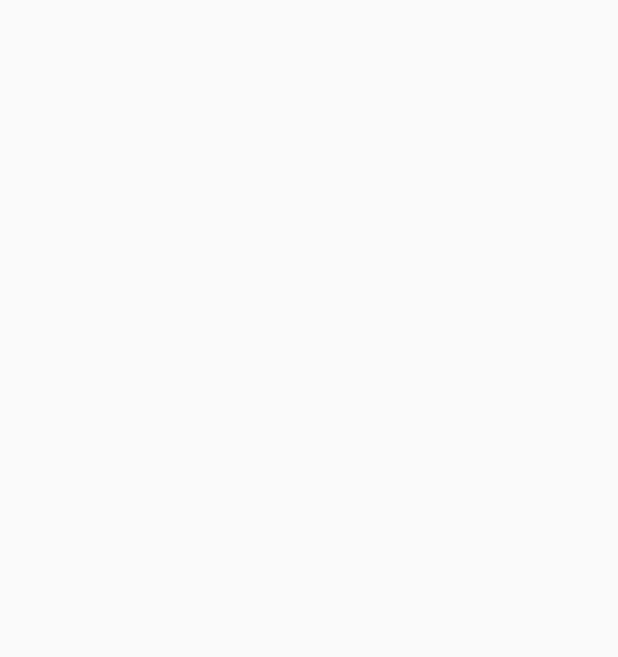
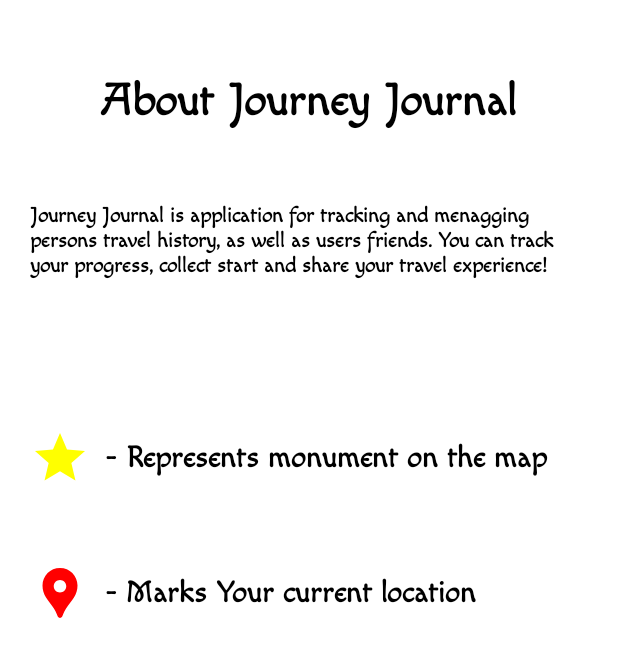
Before and after one commit to MarkoElfak/JourneyJournal, an Android app built with Jetpack Compose: the InfoScreen screen opened through its navigation route, on a phone screen of 412 x 824 dp. Before the commit the part shown is empty. Shown: the top 657 px of the screen. Run offline under Robolectric (Android 15) with nearby library versions, the phone set to English and light mode, and no system bars.

Commit message:
Added InfoScreen

```diff
--- a/app/src/main/java/com/elfak/journeyjournal/screens/InfoScreen.kt
+++ b/app/src/main/java/com/elfak/journeyjournal/screens/InfoScreen.kt
@@ -1,10 +1,83 @@
 package com.elfak.journeyjournal.screens
 
+import androidx.compose.foundation.Image
+import androidx.compose.foundation.background
+import androidx.compose.foundation.layout.Arrangement
+import androidx.compose.foundation.layout.Column
+import androidx.compose.foundation.layout.Row
+import androidx.compose.foundation.layout.Spacer
+import androidx.compose.foundation.layout.fillMaxSize
+import androidx.compose.foundation.layout.fillMaxWidth
+import androidx.compose.foundation.layout.height
+import androidx.compose.foundation.layout.padding
+import androidx.compose.foundation.layout.size
 import androidx.compose.runtime.Composable
+import androidx.compose.ui.Alignment
+import androidx.compose.ui.Modifier
+import androidx.compose.ui.graphics.Color
+import androidx.compose.ui.res.painterResource
+import androidx.compose.ui.res.stringResource
+import androidx.compose.ui.text.style.TextAlign
+import androidx.compose.ui.unit.dp
+import com.elfak.journeyjournal.R
+import com.elfak.journeyjournal.ui_components.texts.PrimaryText
 
 @Composable
 fun InfoScreen(
 
 ) {
-
+    Column(
+        modifier = Modifier
+            .fillMaxSize()
+            .background(Color.White)
+            .padding(horizontal = 20.dp, vertical = 50.dp),
+        horizontalAlignment = Alignment.CenterHorizontally
+    ) {
+        PrimaryText(
+            text = stringResource(R.string.about_label),
+            textAlign = TextAlign.Center
+        )
+        Spacer(modifier = Modifier.height(50.dp))
+        PrimaryText(
+            text = stringResource(R.string.about_description),
+            textSize = 14,
+            textAlign = TextAlign.Center
+        )
+        Spacer(modifier = Modifier.height(100.dp))
+        Row(
+            modifier = Modifier.fillMaxWidth(),
+            verticalAlignment = Alignment.CenterVertically,
+            horizontalArrangement = Arrangement.spacedBy(10.dp)
+        ) {
+            Image(
+                modifier = Modifier
+                    .size(40.dp),
+                painter = painterResource(R.drawable.ic_star),
+                contentDescription = null,
+            )
+            PrimaryText(
+                text = stringResource(R.string.star_info_label),
+                textSize = 20,
+                textAlign = TextAlign.Center
+            )
+        }
+        Spacer(modifier = Modifier.height(50.dp))
+        Row(
+            modifier = Modifier.fillMaxWidth(),
+            verticalAlignment = Alignment.CenterVertically,
+            horizontalArrangement = Arrangement.spacedBy(10.dp)
+        ) {
+            Image(
+                modifier = Modifier
+                    .size(40.dp),
+                painter = painterResource(R.drawable.ic_pin),
+                contentDescription = null,
+            )
+            PrimaryText(
+                text = stringResource(R.string.pin_info_label),
+                textSize = 20,
+                textAlign = TextAlign.Center
+            )
+        }
+    }
 }
--- /dev/null
+++ b/app/src/main/res/drawable/ic_pin.xml
@@ -0,0 +1,11 @@
+<vector xmlns:android="http://schemas.android.com/apk/res/android"
+    android:width="24dp"
+    android:height="24dp"
+    android:viewportWidth="24"
+    android:viewportHeight="24">
+
+    <path
+        android:fillColor="#ff0000"
+        android:pathData="M12,2L12,2C8.13,2 5,5.13 5,9c0,1.74 0.5,3.37 1.41,4.84c0.95,1.54 2.2,2.86 3.16,4.4c0.47,0.75 0.81,1.45 1.17,2.26C11,21.05 11.21,22 12,22h0c0.79,0 1,-0.95 1.25,-1.5c0.37,-0.81 0.7,-1.51 1.17,-2.26c0.96,-1.53 2.21,-2.85 3.16,-4.4C18.5,12.37 19,10.74 19,9C19,5.13 15.87,2 12,2zM12,11.75c-1.38,0 -2.5,-1.12 -2.5,-2.5s1.12,-2.5 2.5,-2.5s2.5,1.12 2.5,2.5S13.38,11.75 12,11.75z" />
+
+</vector>
--- /dev/null
+++ b/app/src/main/res/drawable/ic_star.xml
@@ -0,0 +1,11 @@
+<vector xmlns:android="http://schemas.android.com/apk/res/android"
+    android:width="24dp"
+    android:height="24dp"
+    android:viewportWidth="24"
+    android:viewportHeight="24">
+
+    <path
+        android:fillColor="#ffff00"
+        android:pathData="M12,17.27L18.18,21l-1.64,-7.03L22,9.24l-7.19,-0.61L12,2 9.19,8.63 2,9.24l5.46,4.73L5.82,21z" />
+
+</vector>
--- a/app/src/main/res/values/strings.xml
+++ b/app/src/main/res/values/strings.xml
@@ -5,4 +5,10 @@
     <string name="welcome_label">Welcome to Journey Journal</string>
     <string name="login_label">Login</string>
     <string name="register_label">Register</string>
+
+    <!--  Info Screen  -->
+    <string name="about_label">About Journey Journal</string>
+    <string name="about_description">Journey Journal is application for tracking and menagging persons travel history, as well as users friends. You can track your progress, collect start and share your travel experience!</string>
+    <string name="star_info_label">- Represents monument on the map</string>
+    <string name="pin_info_label">- Marks Your current location</string>
 </resources>
```
